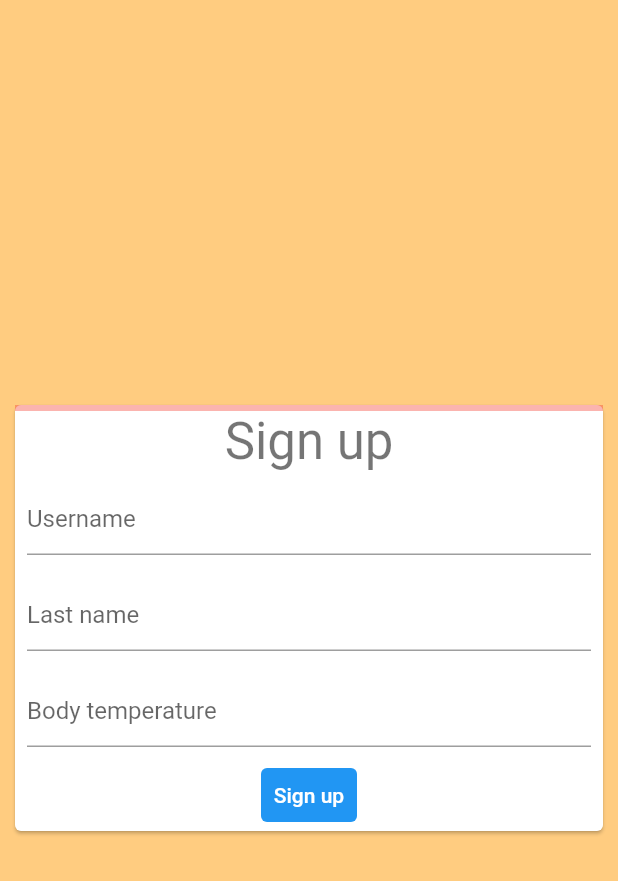
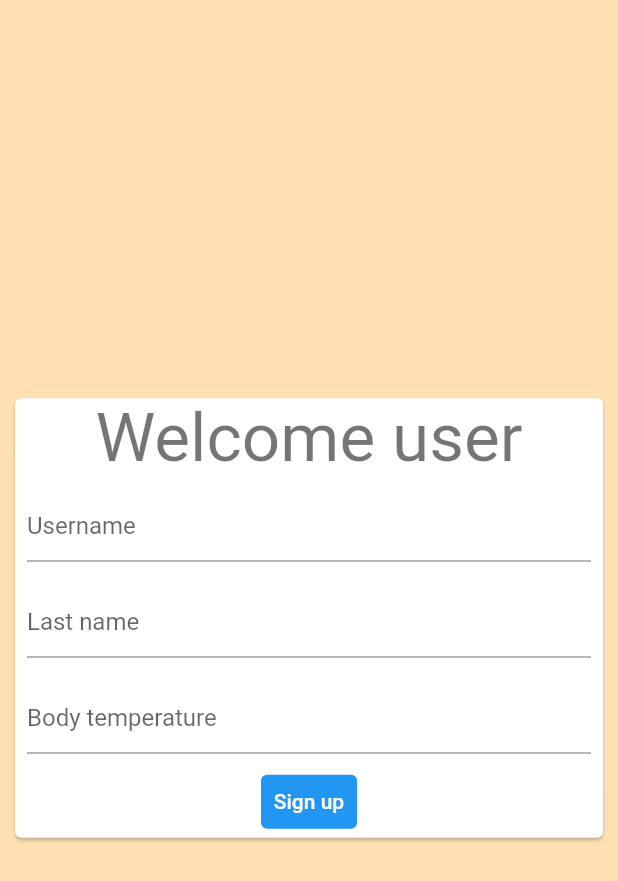
Before and after one commit to vedranaha/FlutterApp, a Flutter app: the screen it shows after launch, on a phone screen of 412 x 824 dp. Shown: the top 881 px of the screen. Run offline on Flutter 3.47's test engine with Material 2 defaults, Android fonts, the phone set to English and light mode, and no system bars.

Commit message:
no animation

```diff
--- a/lib/main.dart
+++ b/lib/main.dart
@@ -21,7 +21,7 @@ class SignUpScreen extends StatelessWidget {
   @override
   Widget build(BuildContext context) {
     return Scaffold(
-      backgroundColor: Colors.orange[200],
+      backgroundColor: Colors.orange[100],
       body: const Center(
         child: SizedBox(
           width: 400,
@@ -46,8 +46,6 @@ class _SignUpFormState extends State<SignUpForm> {
   final _lastNameTextController = TextEditingController();
   final _usernameTextController = TextEditingController();
 
-  double _formProgress = 0;
-
   void formProgress() {
     var progress = 0.0;
     final controllers = [
@@ -63,7 +61,7 @@ class _SignUpFormState extends State<SignUpForm> {
     }
 
     setState(() {
-      _formProgress = progress;
+      progress = progress;
     });
   }
 
@@ -73,8 +71,7 @@ class _SignUpFormState extends State<SignUpForm> {
       child: Column(
         mainAxisSize: MainAxisSize.min,
         children: [
-          AnimatedProgressIndicator(value: _formProgress),
-          Text('Sign up', style: Theme.of(context).textTheme.headline4),
+          Text('Welcome user', style: Theme.of(context).textTheme.headline3),
           Padding(
             padding: const EdgeInsets.all(8.0),
             child: TextFormField(
@@ -140,68 +137,3 @@ class _SignUpFormState extends State<SignUpForm> {
     );
   }
 }
-
-class AnimatedProgressIndicator extends StatefulWidget {
-  final double value;
-
-  const AnimatedProgressIndicator({
-    required this.value,
-  });
-
-  @override
-  State<StatefulWidget> createState() {
-    return _AnimatedProgressIndicatorState();
-  }
-}
-
-class _AnimatedProgressIndicatorState extends State<AnimatedProgressIndicator>
-    with SingleTickerProviderStateMixin {
-  late AnimationController _controller;
-  late Animation<Color?> _colorAnimation;
-  late Animation<double> _curveAnimation;
-
-  @override
-  void initState() {
-    super.initState();
-    _controller = AnimationController(
-      duration: const Duration(milliseconds: 1200),
-      vsync: this,
-    );
-
-    final colorTween = TweenSequence([
-      TweenSequenceItem(
-        tween: ColorTween(begin: Colors.red, end: Colors.orange),
-        weight: 1,
-      ),
-      TweenSequenceItem(
-        tween: ColorTween(begin: Colors.orange, end: Colors.yellow),
-        weight: 1,
-      ),
-      TweenSequenceItem(
-        tween: ColorTween(begin: Colors.yellow, end: Colors.green),
-        weight: 1,
-      ),
-    ]);
-
-    _colorAnimation = _controller.drive(colorTween);
-    _curveAnimation = _controller.drive(CurveTween(curve: Curves.easeIn));
-  }
-
-  @override
-  void didUpdateWidget(oldWidget) {
-    super.didUpdateWidget(oldWidget);
-    _controller.animateTo(widget.value);
-  }
-
-  @override
-  Widget build(BuildContext context) {
-    return AnimatedBuilder(
-      animation: _controller,
-      builder: (context, child) => LinearProgressIndicator(
-        value: _curveAnimation.value,
-        valueColor: _colorAnimation,
-        backgroundColor: _colorAnimation.value?.withOpacity(0.4),
-      ),
-    );
-  }
-}
```
